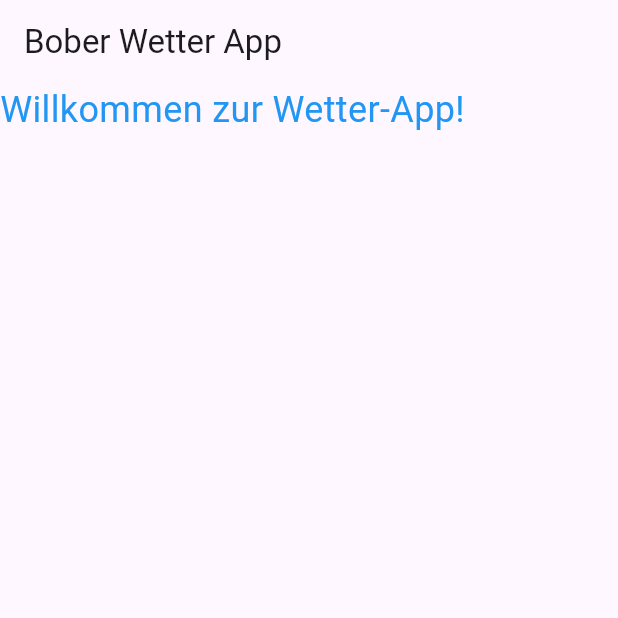
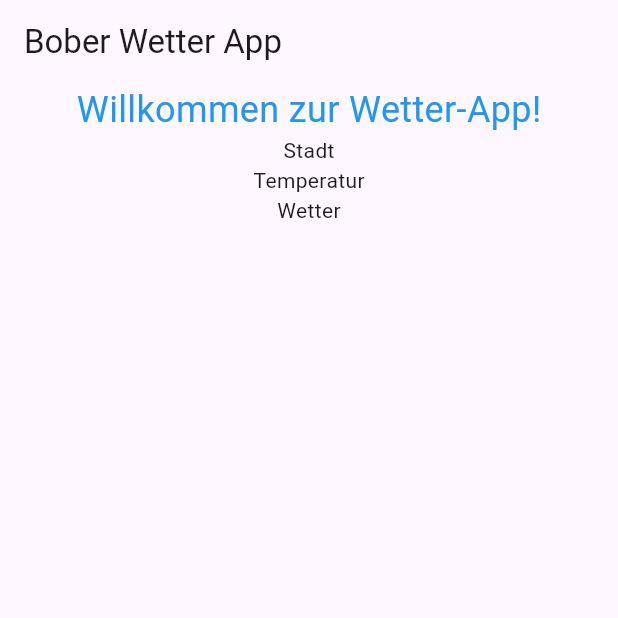
Before and after one commit to Dopa91/simple_weahter_app_ad, a Flutter app: the screen it shows after launch, on a phone screen of 412 x 824 dp, the top half of it. Run offline on Flutter 3.47's test engine with Material 3 defaults, Android fonts, the phone set to English and light mode, and no system bars.

Commit message:
Tasksheet Task: Anordnung

```diff
--- a/lib/weather_app.dart
+++ b/lib/weather_app.dart
@@ -9,10 +9,31 @@ class WeatherApp extends StatelessWidget {
       appBar: AppBar(
         title: const Text("Bober Wetter App"),
       ),
-      body: Container(
-        child: const Text(
-          "Willkommen zur Wetter-App!",
-          style: TextStyle(fontSize: 24, color: Colors.blue),
+      body: Center(
+        child: Column(
+          children: [
+            Container(
+              child: const Text(
+                "Willkommen zur Wetter-App!",
+                style: TextStyle(fontSize: 24, color: Colors.blue),
+              ),
+            ),
+            const Column(
+              children: [
+                Text("Stadt"),
+              ],
+            ),
+            const Column(
+              children: [
+                Text("Temperatur"),
+              ],
+            ),
+            const Column(
+              children: [
+                Text("Wetter"),
+              ],
+            ),
+          ],
         ),
       ),
     );
```
